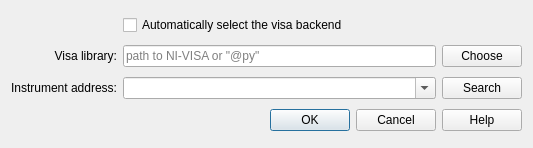
Above: keithleygui/connection_dialog.ui from OE-FET/keithleygui before the change. Below: the same form after it.
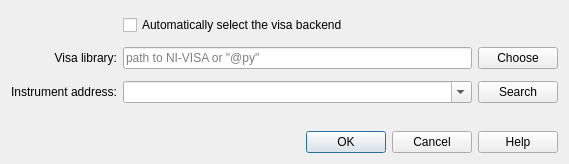
That is the form after the change.

The edit to the form file:
```diff
--- a/keithleygui/connection_dialog.ui
+++ b/keithleygui/connection_dialog.ui
@@ -6,12 +6,12 @@
    <rect>
     <x>0</x>
     <y>0</y>
-    <width>533</width>
-    <height>148</height>
+    <width>569</width>
+    <height>164</height>
    </rect>
   </property>
   <property name="sizePolicy">
-   <sizepolicy hsizetype="Preferred" vsizetype="MinimumExpanding">
+   <sizepolicy hsizetype="Preferred" vsizetype="Preferred">
     <horstretch>0</horstretch>
     <verstretch>0</verstretch>
    </sizepolicy>
@@ -20,7 +20,23 @@
    <string>Connection settings</string>
   </property>
   <layout class="QGridLayout">
+   <property name="verticalSpacing">
+    <number>8</number>
+   </property>
    <item row="3" column="0">
+    <widget class="QLabel" name="labelVisaLib">
+     <property name="enabled">
+      <bool>true</bool>
+     </property>
+     <property name="text">
+      <string>Visa library:</string>
+     </property>
+     <property name="alignment">
+      <set>Qt::AlignRight|Qt::AlignTrailing|Qt::AlignVCenter</set>
+     </property>
+    </widget>
+   </item>
+   <item row="5" column="0">
     <widget class="QLabel" name="labelVisaAdress">
      <property name="text">
       <string>Instrument address:</string>
@@ -30,17 +46,7 @@
      </property>
     </widget>
    </item>
-   <item row="0" column="1" colspan="2">
-    <widget class="QCheckBox" name="checkBoxAutoVisa">
-     <property name="toolTip">
-      <string>&lt;html&gt;&lt;head/&gt;&lt;body&gt;&lt;p&gt;Automically detect installed NI-VISA library or fall back to pyvisa-py.&lt;/p&gt;&lt;/body&gt;&lt;/html&gt;</string>
-     </property>
-     <property name="text">
-      <string>Automatically select the visa backend</string>
-     </property>
-    </widget>
-   </item>
-   <item row="4" column="0" colspan="3">
+   <item row="7" column="0" colspan="3">
     <widget class="QDialogButtonBox" name="buttonBox">
      <property name="orientation">
       <enum>Qt::Horizontal</enum>
@@ -50,14 +56,24 @@
      </property>
     </widget>
    </item>
-   <item row="3" column="1">
+   <item row="1" column="1">
+    <widget class="QCheckBox" name="checkBoxAutoVisa">
+     <property name="toolTip">
+      <string>&lt;html&gt;&lt;head/&gt;&lt;body&gt;&lt;p&gt;Automically detect installed NI-VISA library or fall back to pyvisa-py.&lt;/p&gt;&lt;/body&gt;&lt;/html&gt;</string>
+     </property>
+     <property name="text">
+      <string>Automatically select the visa backend</string>
+     </property>
+    </widget>
+   </item>
+   <item row="5" column="1">
     <widget class="QComboBox" name="comboBoxAddress">
      <property name="editable">
       <bool>true</bool>
      </property>
     </widget>
    </item>
-   <item row="3" column="2">
+   <item row="5" column="2">
     <widget class="QPushButton" name="pushButtonSearch">
      <property name="toolTip">
       <string>&lt;html&gt;&lt;head/&gt;&lt;body&gt;&lt;p&gt;Search for available instruments. Some instruments may not be detected.&lt;/p&gt;&lt;/body&gt;&lt;/html&gt;</string>
@@ -67,17 +83,7 @@
      </property>
     </widget>
    </item>
-   <item row="1" column="2">
-    <widget class="QPushButton" name="pushButtonChoose">
-     <property name="toolTip">
-      <string>&lt;html&gt;&lt;head/&gt;&lt;body&gt;&lt;p&gt;Choose NI-VISA library to use.&lt;/p&gt;&lt;/body&gt;&lt;/html&gt;</string>
-     </property>
-     <property name="text">
-      <string>Choose</string>
-     </property>
-    </widget>
-   </item>
-   <item row="1" column="1">
+   <item row="3" column="1">
     <widget class="QLineEdit" name="lineEditLibrary">
      <property name="toolTip">
       <string>&lt;html&gt;&lt;head/&gt;&lt;body&gt;&lt;p&gt;Manually select the NI-VISA library path or choose a pyvisa-py backend by entering &amp;quot;@py&amp;quot; in the path field.&lt;/p&gt;&lt;/body&gt;&lt;/html&gt;</string>
@@ -87,19 +93,68 @@
      </property>
     </widget>
    </item>
-   <item row="1" column="0">
-    <widget class="QLabel" name="labelVisaLib">
-     <property name="enabled">
-      <bool>true</bool>
+   <item row="3" column="2">
+    <widget class="QPushButton" name="pushButtonChoose">
+     <property name="toolTip">
+      <string>&lt;html&gt;&lt;head/&gt;&lt;body&gt;&lt;p&gt;Choose NI-VISA library to use.&lt;/p&gt;&lt;/body&gt;&lt;/html&gt;</string>
      </property>
      <property name="text">
-      <string>Visa library:</string>
-     </property>
-     <property name="alignment">
-      <set>Qt::AlignRight|Qt::AlignTrailing|Qt::AlignVCenter</set>
+      <string>Choose</string>
      </property>
     </widget>
    </item>
+   <item row="2" column="0" colspan="3">
+    <spacer name="verticalSpacer_3">
+     <property name="orientation">
+      <enum>Qt::Vertical</enum>
+     </property>
+     <property name="sizeHint" stdset="0">
+      <size>
+       <width>0</width>
+       <height>0</height>
+      </size>
+     </property>
+    </spacer>
+   </item>
+   <item row="0" column="0" colspan="3">
+    <spacer name="verticalSpacer_4">
+     <property name="orientation">
+      <enum>Qt::Vertical</enum>
+     </property>
+     <property name="sizeHint" stdset="0">
+      <size>
+       <width>0</width>
+       <height>0</height>
+      </size>
+     </property>
+    </spacer>
+   </item>
+   <item row="6" column="0" colspan="3">
+    <spacer name="verticalSpacer">
+     <property name="orientation">
+      <enum>Qt::Vertical</enum>
+     </property>
+     <property name="sizeHint" stdset="0">
+      <size>
+       <width>0</width>
+       <height>20</height>
+      </size>
+     </property>
+    </spacer>
+   </item>
+   <item row="4" column="0" colspan="3">
+    <spacer name="verticalSpacer_2">
+     <property name="orientation">
+      <enum>Qt::Vertical</enum>
+     </property>
+     <property name="sizeHint" stdset="0">
+      <size>
+       <width>0</width>
+       <height>0</height>
+      </size>
+     </property>
+    </spacer>
+   </item>
   </layout>
  </widget>
  <tabstops>
```
Left out of the diff: 9 changed lines with no effect on the pictures.
